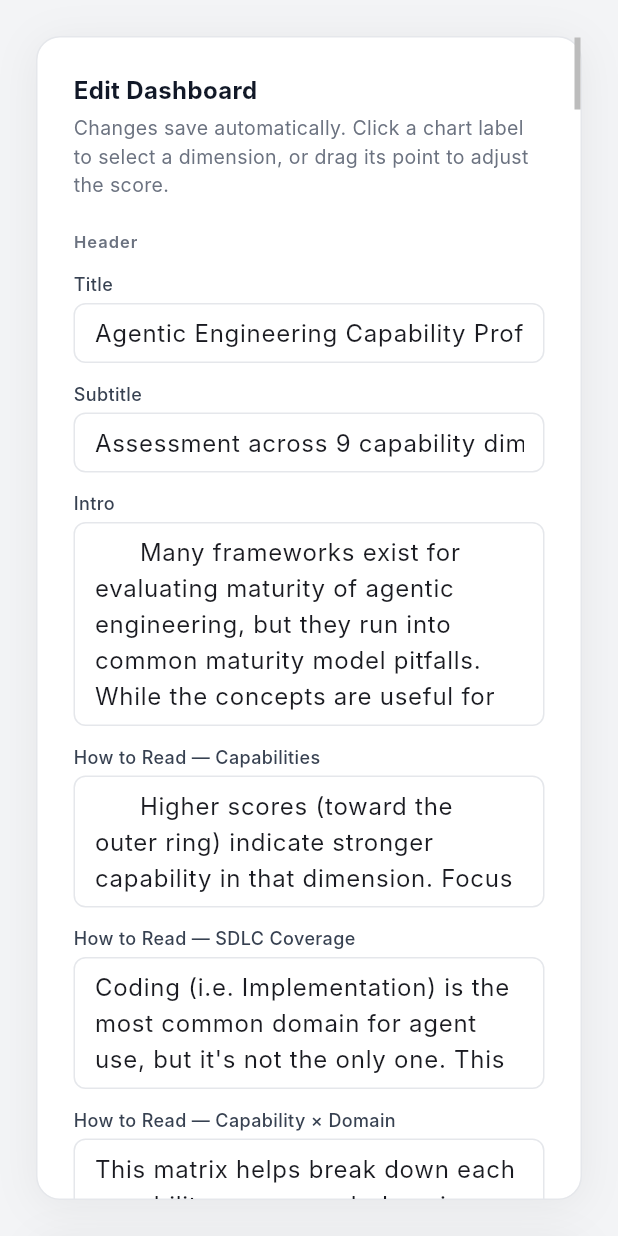
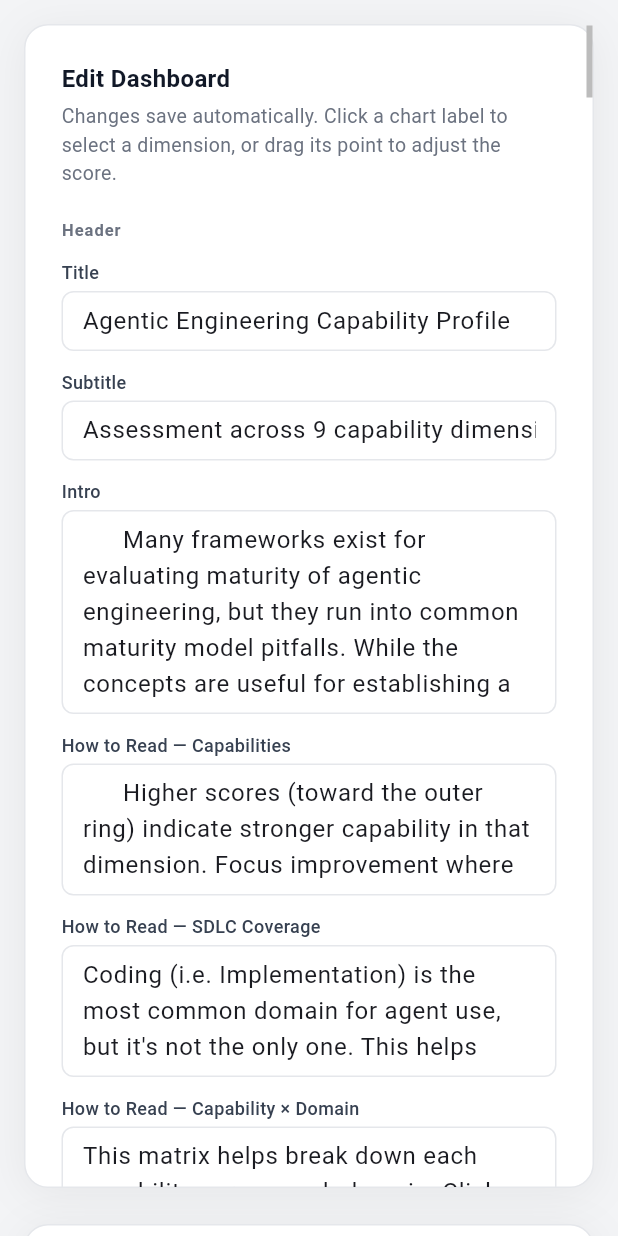
Before and after one commit to rilsmith/flutter-ai-capability-profile, a Flutter app: the screen it shows after launch, after a tap on "Edit Dashboard", on a phone screen of 412 x 824 dp. Run offline on Flutter 3.47's test engine with Material 3 defaults, Android fonts, the phone set to English and light mode, and no system bars; our stand-ins replace file_picker, shared_preferences; missing offline and left inert: dart:html; Roboto replaces fonts that are missing (Inter).

Commit message:
Android app and fixes

```diff
--- a/lib/app.dart
+++ b/lib/app.dart
@@ -10,19 +10,15 @@ class AiCapabilityDashboardApp extends StatelessWidget {
 
   @override
   Widget build(BuildContext context) {
-    return ChangeNotifierProvider(
-      create: (_) => DashboardNotifier(),
-      child: MaterialApp(
+    return MaterialApp(
       title: 'AI Capability Dashboard',
       debugShowCheckedModeBanner: false,
       theme: ThemeData(
         useMaterial3: true,
         scaffoldBackgroundColor: DashboardTheme.background,
-          fontFamily: 'Inter',
         colorScheme: ColorScheme.fromSeed(seedColor: DashboardTheme.primary),
       ),
       home: const _HomePage(),
-      ),
     );
   }
 }
@@ -36,7 +32,16 @@ class _HomePage extends StatelessWidget {
 
     if (!notifier.initialized) {
       return const Scaffold(
-        body: Center(child: CircularProgressIndicator()),
+        body: Center(
+          child: Column(
+            mainAxisAlignment: MainAxisAlignment.center,
+            children: [
+              CircularProgressIndicator(),
+              SizedBox(height: 20),
+              Text('Initializing Dashboard...'),
+            ],
+          ),
+        ),
       );
     }
 
--- a/lib/main.dart
+++ b/lib/main.dart
@@ -1,7 +1,17 @@
 import 'package:flutter/material.dart';
+import 'package:provider/provider.dart';
 
 import 'app.dart';
+import 'providers/dashboard_notifier.dart';
 
 void main() {
-  runApp(const AiCapabilityDashboardApp());
+  // Required for plugin initialization (like SharedPreferences) before runApp
+  WidgetsFlutterBinding.ensureInitialized();
+
+  runApp(
+    ChangeNotifierProvider(
+      create: (_) => DashboardNotifier(),
+      child: const AiCapabilityDashboardApp(),
+    ),
+  );
 }
--- a/lib/providers/dashboard_notifier.dart
+++ b/lib/providers/dashboard_notifier.dart
@@ -15,6 +15,7 @@ import '../utils/migrate_application_domains.dart';
 
 class DashboardNotifier extends ChangeNotifier {
   DashboardNotifier() {
+    print('DashboardNotifier: Constructor started');
     _load();
   }
 
@@ -69,7 +70,10 @@ class DashboardNotifier extends ChangeNotifier {
 
   Future<void> _load() async {
     try {
-      final prefs = await SharedPreferences.getInstance();
+      final prefs = await SharedPreferences.getInstance().timeout(
+        const Duration(seconds: 5),
+        onTimeout: () => throw TimeoutException('SharedPreferences timeout'),
+      );
       final raw = prefs.getString(storageKey);
       if (raw != null) {
         final parsed = DashboardData.fromJson(
--- a/lib/theme/dashboard_theme.dart
+++ b/lib/theme/dashboard_theme.dart
@@ -22,11 +22,11 @@ class DashboardTheme {
       color: backgroundColor ?? Colors.white,
       border: Border.all(color: cardBorder),
       borderRadius: BorderRadius.circular(12),
-      boxShadow: const [
+      boxShadow: [
         BoxShadow(
-          color: cardShadow,
+          color: Colors.black.withOpacity(0.06),
           blurRadius: 3,
-          offset: Offset(0, 1),
+          offset: const Offset(0, 1),
         ),
       ],
     );
@@ -37,11 +37,11 @@ class DashboardTheme {
       color: Colors.white,
       border: Border.all(color: cardBorder),
       borderRadius: BorderRadius.circular(16),
-      boxShadow: const [
+      boxShadow: [
         BoxShadow(
-          color: Color(0x0F000000),
+          color: Colors.black.withOpacity(0.06),
           blurRadius: 24,
-          offset: Offset(0, 4),
+          offset: const Offset(0, 4),
         ),
       ],
     );
--- a/lib/widgets/app_shell.dart
+++ b/lib/widgets/app_shell.dart
@@ -38,59 +38,51 @@ class _AppShellState extends State<AppShell> {
     final width = MediaQuery.sizeOf(context).width;
     final stackEditPanel = width <= 1300;
 
-    return Center(
-      child: ConstrainedBox(
-        constraints: const BoxConstraints(maxWidth: 1600),
-        child: Padding(
-          padding: const EdgeInsets.all(24),
-          child: stackEditPanel
-              ? Column(
-                  crossAxisAlignment: CrossAxisAlignment.stretch,
-                  children: [
-                    if (_editing) ...[
-                      EditPanel(
-                        fullWidth: true,
-                        selectedDimensionId: _selectedDimensionId,
-                        selectedDomainId: _selectedDomainId,
-                        onSelectDimension: (id) => _selectDimension(id),
-                        onSelectDomain: (id) => _selectDomain(id),
-                      ),
-                      const SizedBox(height: 24),
-                    ],
-                    DashboardScreen(
+    final dashboard = DashboardScreen(
       editing: _editing,
       selectedDimensionId: _selectedDimensionId,
       selectedDomainId: _selectedDomainId,
       onToggleEdit: _toggleEdit,
       onSelectDimension: _selectDimension,
       onSelectDomain: _selectDomain,
-                    ),
+    );
+
+    final editPanel = EditPanel(
+      fullWidth: stackEditPanel,
+      selectedDimensionId: _selectedDimensionId,
+      selectedDomainId: _selectedDomainId,
+      onSelectDimension: (id) => _selectDimension(id),
+      onSelectDomain: (id) => _selectDomain(id),
+    );
+
+    final child = stackEditPanel
+        ? Column(
+            crossAxisAlignment: CrossAxisAlignment.stretch,
+            children: [
+              if (_editing) ...[
+                editPanel,
+                const SizedBox(height: 24),
+              ],
+              dashboard,
             ],
           )
         : Row(
             crossAxisAlignment: CrossAxisAlignment.start,
             children: [
               if (_editing) ...[
-                      EditPanel(
-                        selectedDimensionId: _selectedDimensionId,
-                        selectedDomainId: _selectedDomainId,
-                        onSelectDimension: (id) => _selectDimension(id),
-                        onSelectDomain: (id) => _selectDomain(id),
-                      ),
+                editPanel,
                 const SizedBox(width: 24),
               ],
-                    Expanded(
-                      child: DashboardScreen(
-                        editing: _editing,
-                        selectedDimensionId: _selectedDimensionId,
-                        selectedDomainId: _selectedDomainId,
-                        onToggleEdit: _toggleEdit,
-                        onSelectDimension: _selectDimension,
-                        onSelectDomain: _selectDomain,
-                      ),
-                    ),
+              Expanded(child: dashboard),
             ],
-                ),
+          );
+
+    return Center(
+      child: ConstrainedBox(
+        constraints: const BoxConstraints(maxWidth: 1600),
+        child: Padding(
+          padding: EdgeInsets.all(width <= 600 ? 16 : 24),
+          child: child,
         ),
       ),
     );
--- a/lib/widgets/application_coverage_strip.dart
+++ b/lib/widgets/application_coverage_strip.dart
@@ -1,9 +1,11 @@
 import 'package:flutter/material.dart';
+import 'package:provider/provider.dart';
 
 import '../models/application_domain.dart';
 import '../theme/dashboard_theme.dart';
 import '../utils/application.dart';
 import '../utils/application_sync.dart';
+import 'dart:math' as math;
 
 class ApplicationCoverageStrip extends StatelessWidget {
   const ApplicationCoverageStrip({
@@ -37,9 +39,13 @@ class ApplicationCoverageStrip extends StatelessWidget {
   Widget build(BuildContext context) {
     return LayoutBuilder(
       builder: (context, constraints) {
+        // Guard against zero or very small widths during initial layout
+        if (constraints.maxWidth <= _gap * 2) {
+          return const SizedBox.shrink();
+        }
+
         final columns = constraints.maxWidth <= 700 ? 3 : 9;
-        final itemWidth =
-            (constraints.maxWidth - (columns - 1) * _gap) / columns;
+        final itemWidth = math.max(0.0, (constraints.maxWidth - (columns - 1) * _gap) / columns);
 
         return Wrap(
           spacing: _gap,
@@ -136,6 +142,7 @@ class _Segment extends StatelessWidget {
                                   color: DashboardTheme.primary,
                                   borderRadius: BorderRadius.circular(4),
                                 ),
+                                child: const SizedBox.expand(),
                               ),
                             ),
                           ),
--- a/lib/widgets/capability_application_matrix.dart
+++ b/lib/widgets/capability_application_matrix.dart
@@ -301,9 +301,9 @@ class _MatrixDataRow extends StatelessWidget {
           return Container(
             width: cellWidth,
             color: colSelected
-                ? DashboardTheme.primaryLight.withValues(alpha: 0.65)
+                ? DashboardTheme.primaryLight.withOpacity(0.65)
                 : rowSelected
-                    ? DashboardTheme.primaryLight.withValues(alpha: 0.35)
+                    ? DashboardTheme.primaryLight.withOpacity(0.35)
                     : null,
             child: Center(
               child: isNa
--- a/lib/widgets/dashboard_screen.dart
+++ b/lib/widgets/dashboard_screen.dart
@@ -49,75 +49,13 @@ class DashboardScreen extends StatelessWidget {
     );
     final width = MediaQuery.sizeOf(context).width;
 
-    return Container(
-      padding: EdgeInsets.fromLTRB(
-        width <= 700 ? 20 : 40,
-        36,
-        width <= 700 ? 20 : 40,
-        32,
-      ),
-      decoration: DashboardTheme.dashboardDecoration(),
-      child: Column(
-        crossAxisAlignment: CrossAxisAlignment.stretch,
-        children: [
-          Header(
-            title: data.title,
-            subtitle: data.subtitle,
-            editing: editing,
-            onToggleEdit: onToggleEdit,
-            onExport: notifier.exportJson,
-          ),
-          const SizedBox(height: 28),
-          _MainGrid(
-            editing: editing,
-            selectedDimensionId: selectedDimensionId,
-            selectedDomainId: selectedDomainId,
-            onSelectDimension: onSelectDimension,
-            onSelectDomain: onSelectDomain,
-            average: average,
-            distribution: distribution,
-            insights: insights,
-          ),
-        ],
-      ),
-    );
-  }
-}
-
-class _MainGrid extends StatelessWidget {
-  const _MainGrid({
-    required this.editing,
-    required this.selectedDimensionId,
-    required this.selectedDomainId,
-    required this.onSelectDimension,
-    required this.onSelectDomain,
-    required this.average,
-    required this.distribution,
-    required this.insights,
-  });
-
-  final bool editing;
-  final int? selectedDimensionId;
-  final int? selectedDomainId;
-  final ValueChanged<int?> onSelectDimension;
-  final ValueChanged<int?> onSelectDomain;
-  final double average;
-  final Distribution distribution;
-  final List<String> insights;
-
-  void _handleSelectDimension(int id) {
+    void handleSelectDimension(int id) {
       onSelectDimension(selectedDimensionId == id ? null : id);
     }
 
-  void _handleSelectDomain(int id) {
+    void handleSelectDomain(int id) {
       onSelectDomain(selectedDomainId == id ? null : id);
     }
-
-  @override
-  Widget build(BuildContext context) {
-    final notifier = context.watch<DashboardNotifier>();
-    final data = notifier.data;
-    final width = MediaQuery.sizeOf(context).width;
 
     final capabilityProfile = CapabilityProfileCard(
       dimensions: data.dimensions,
@@ -127,7 +65,7 @@ class _MainGrid extends StatelessWidget {
       tiers: data.tiers,
       maturityScale: data.maturityScale,
       selectedDimensionId: selectedDimensionId,
-      onSelectDimension: _handleSelectDimension,
+      onSelectDimension: handleSelectDimension,
     );
     final styleLens = computeStyleLens(
       data.dimensions,
@@ -141,7 +79,7 @@ class _MainGrid extends StatelessWidget {
         maxScore: data.maxScore,
         editing: editing,
         selectedDimensionId: selectedDimensionId,
-        onSelectDimension: _handleSelectDimension,
+        onSelectDimension: handleSelectDimension,
         onUpdateScore: (id, score) =>
             notifier.patchDimension(id, score: score),
       ),
@@ -154,7 +92,7 @@ class _MainGrid extends StatelessWidget {
     final applicationCoverage = ApplicationCoverageCard(
       domains: data.applicationDomains,
       selectedDomainId: selectedDomainId,
-      onSelectDomain: _handleSelectDomain,
+      onSelectDomain: handleSelectDomain,
       onCycleInvolvement: notifier.cycleDomainInvolvement,
     );
     final applicationCoverageHowToRead = HowToReadCard(
@@ -172,8 +110,8 @@ class _MainGrid extends StatelessWidget {
       domains: data.applicationDomains,
       selectedDimensionId: selectedDimensionId,
       selectedDomainId: selectedDomainId,
-      onSelectDimension: _handleSelectDimension,
-      onSelectDomain: _handleSelectDomain,
+      onSelectDimension: handleSelectDimension,
+      onSelectDomain: handleSelectDomain,
       onToggleCapabilityLink: notifier.toggleDomainCapability,
     );
     final profileInsights = ProfileInsightsCard(insights: insights);
@@ -202,11 +140,29 @@ class _MainGrid extends StatelessWidget {
             ],
           );
 
-    return Column(
+    return Container(
+      padding: EdgeInsets.fromLTRB(
+        width <= 700 ? 20 : 40,
+        36,
+        width <= 700 ? 20 : 40,
+        32,
+      ),
+      decoration: DashboardTheme.dashboardDecoration(),
+      child: Column(
         crossAxisAlignment: CrossAxisAlignment.stretch,
         children: [
+          Header(
+            title: data.title,
+            subtitle: data.subtitle,
+            editing: editing,
+            onToggleEdit: onToggleEdit,
+            onExport: notifier.exportJson,
+          ),
+          const SizedBox(height: 28),
           intro,
-        if (data.intro.trim().isNotEmpty) const SizedBox(height: 20),
+          if (data.intro.trim().isNotEmpty) ...[
+            const SizedBox(height: 20),
+          ],
           capabilityHowToRead,
           const SizedBox(height: 20),
           chartSection,
@@ -223,6 +179,7 @@ class _MainGrid extends StatelessWidget {
           const SizedBox(height: 20),
           profileInsights,
         ],
+      ),
     );
   }
 }
--- a/lib/widgets/interactive_radar_chart.dart
+++ b/lib/widgets/interactive_radar_chart.dart
@@ -301,8 +301,8 @@ class _DimensionLabel extends StatelessWidget {
     final descStyle = TextStyle(
       fontSize: 15,
       height: 1.15,
-      color: DashboardTheme.muted.withValues(
-        alpha: isSelected ? 1 : (canSelect ? 0.92 : 1),
+      color: DashboardTheme.muted.withOpacity(
+        isSelected ? 1 : (canSelect ? 0.92 : 1),
       ),
     );
 
@@ -444,7 +444,7 @@ class _RadarVisualPainter extends CustomPainter {
           offset,
           9,
           Paint()
-            ..color = color.withValues(alpha: 0.45)
+            ..color = color.withOpacity(0.45)
             ..style = PaintingStyle.stroke
             ..strokeWidth = 2,
         );
--- a/lib/widgets/style_lens_panel.dart
+++ b/lib/widgets/style_lens_panel.dart
@@ -211,12 +211,12 @@ class _SymbolScoreCard extends StatelessWidget {
     return Container(
       padding: const EdgeInsets.all(12),
       decoration: BoxDecoration(
-        color: isDominant ? accent.withValues(alpha: 0.06) : Colors.white,
-        borderRadius: BorderRadius.circular(10),
+        color: isDominant ? accent.withOpacity(0.06) : Colors.white,
+        borderRadius: BorderRadius.circular(12),
         border: Border.all(
-          color: isDominant ? accent.withValues(alpha: 0.35) : DashboardTheme.cardBorder,
-          width: isDominant ? 1.5 : 1,
+          color: isDominant ? accent.withOpacity(0.35) : DashboardTheme.cardBorder,
         ),
+
       ),
       child: Column(
         crossAxisAlignment: CrossAxisAlignment.start,
```
Also changed, not shown: pubspec.lock, 27 other files. Lines whose indentation alone changed are shown as unchanged.
